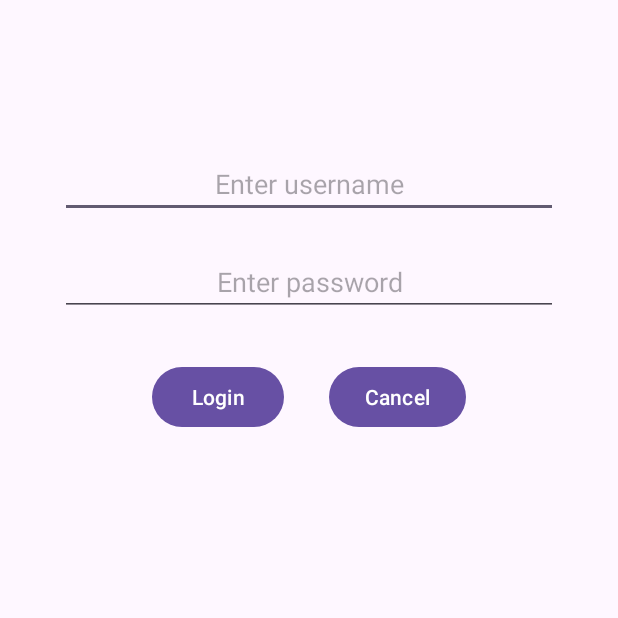
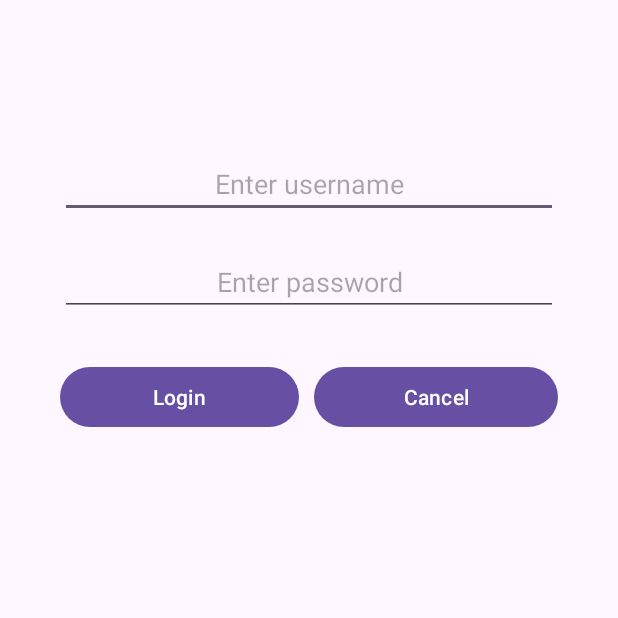
Before and after one commit to chebihiF/PRF-DAM-Atelier01-Android, an Android app: the screen it shows after launch (MainActivity), on a phone screen of 412 x 824 dp, the top half of it. Run offline under Robolectric (Android 15) with nearby library versions, the phone set to English and light mode, and no system bars.

Commit message:
add linearLayout final version

```diff
--- a/app/src/main/res/layout/activity_main.xml
+++ b/app/src/main/res/layout/activity_main.xml
@@ -29,6 +29,8 @@
         android:hint="Enter password" />
 
     <LinearLayout
+        android:layout_alignLeft="@id/password_txt"
+        android:layout_alignRight="@id/password_txt"
         android:layout_below="@id/password_txt"
         android:layout_width="match_parent"
         android:layout_height="wrap_content"
@@ -36,13 +38,15 @@
         android:orientation="horizontal">
 
         <Button
-            android:layout_marginRight="30dp"
+            android:layout_weight="1"
+            android:layout_marginRight="10dp"
             android:id="@+id/btn_logIN"
             android:text="Login"
             android:layout_width="wrap_content"
             android:layout_height="wrap_content" />
 
         <Button
+            android:layout_weight="1"
             android:id="@+id/btn_cancel"
             android:text="Cancel"
             android:layout_width="wrap_content"
```
